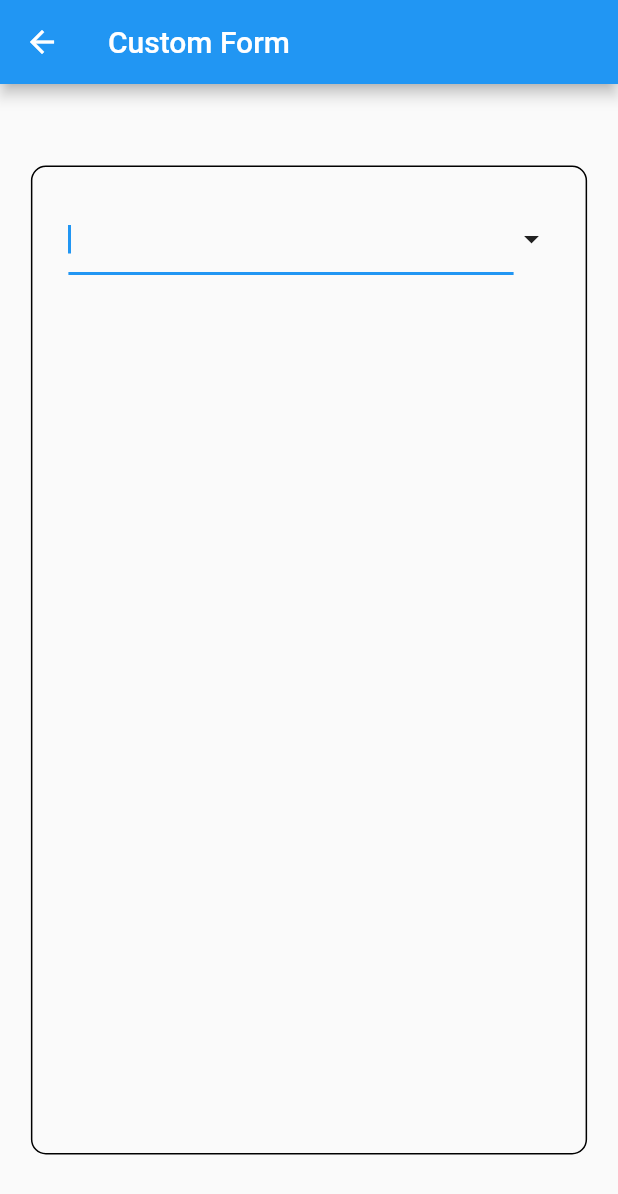
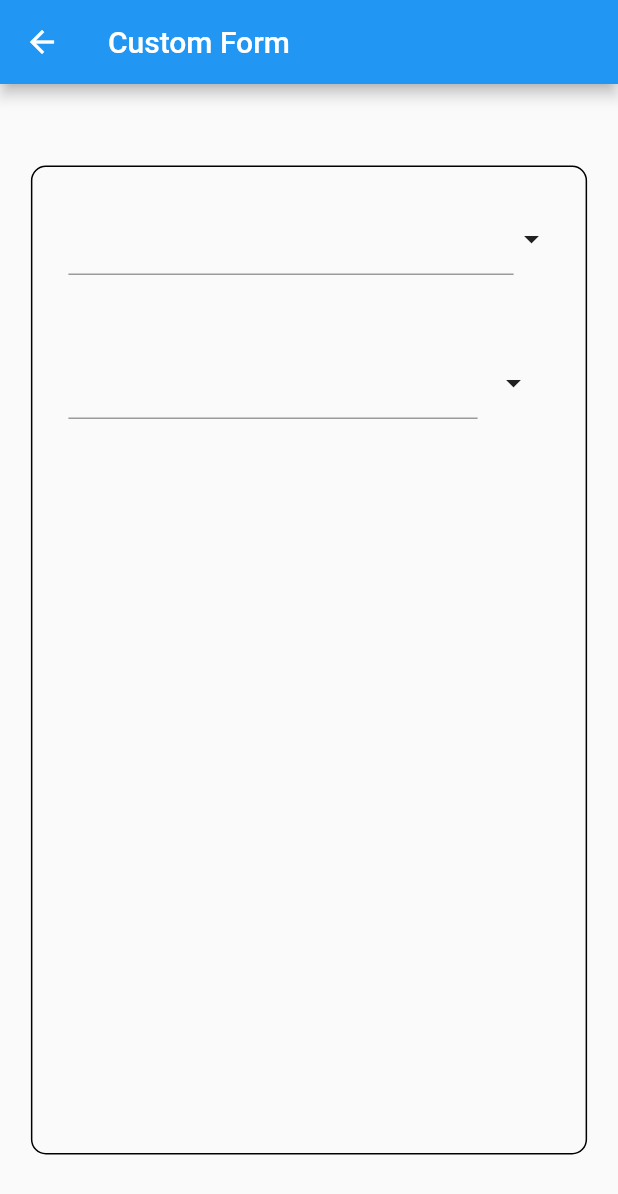
Before and after one commit to furkansoyturk/flutter_custom_components, a Flutter app: the CustomForm screen opened directly, after a tap on the "arrow drop down" icon, on a phone screen of 412 x 824 dp. Shown: the top 1194 px of the screen. Run offline on Flutter 3.47's test engine with Material 2 defaults, Android fonts, the phone set to English and light mode, and no system bars.

Commit message:
form field developing.

```diff
--- a/lib/main.dart
+++ b/lib/main.dart
@@ -16,8 +16,8 @@
       theme: ThemeData(
         primarySwatch: Colors.blue,
       ),
-      home: MyHomePage(title: 'Flutter Demo Home Page'),
-      // home: CustomForm(),
+      // home: MyHomePage(title: 'Flutter Demo Home Page'),
+      home: CustomForm(),
     );
   }
 }
--- a/lib/ui/components/custom_form.dart
+++ b/lib/ui/components/custom_form.dart
@@ -18,12 +18,24 @@
 class _CustomFormState extends State<CustomForm> {
 
   var items = ['Working a lot harder', 'Being a lot smarter', 'Being a self-starter', 'Placed in charge of trading charter'];
+  bool isFilled = true;
 
+  autoSuggest(String value){
+    items = items.map((item)=>item.toUpperCase()).toList();
+    print(value);
 
-  bool isFilled = true;
+    for (int i = 0; i < items.length; i++) {
+      String data = items[i];
+      if (data.toLowerCase().contains(value.toLowerCase())) {
+        print('sonuc $data');
+      } else {
+        // print('tum liste $data');
+      }
+    }
+  }
+
   @override
   Widget build(BuildContext context) {
-
     // TODO: implement build
     return Scaffold(
       appBar: AppBar(
@@ -41,39 +53,12 @@
           ),
           child: Column(
             children: [
-              new Padding(
+              Padding(
                 padding: const EdgeInsets.all(24.0),
-                child: GestureDetector(
-                  onTap: (){
-                    print('tikladiniz');
-                    setState(() {
-                      isFilled = false;
-                    });
-                  },
                 child: new Row(
                   children: <Widget>[
                     Expanded(
-                        child:
-                        isFilled ?
-                        Autocomplete<String>(
-                          optionsBuilder: (TextEditingValue textEditingValue) {
-                            // return onSelectedController(textEditingValue.text);
-                            items = items.map((item)=>item.toUpperCase()).toList();
-
-
-                            if (textEditingValue.text == '') {
-                              return const Iterable<String>.empty();
-                            }
-                            return items.where((String option) {
-                              return option
-                                  .contains(textEditingValue.text.toUpperCase());
-                            });
-                          },
-                          onSelected: (test) {
-                          },
-                        )
-                            :
-                        Autocomplete<String>(
+                      child: Autocomplete<String>(
                         optionsBuilder: (TextEditingValue textEditingValue) {
                           // return onSelectedController(textEditingValue.text);
                           items = items.map((item)=>item.toUpperCase()).toList();
@@ -90,29 +75,41 @@
 
                     ),
                     Icon(Icons.arrow_drop_down),
-                      // new PopupMenuButton<String>(
-                      //   icon: const Icon(Icons.arrow_drop_down),
-                      //   onSelected: (String value) {
-                      //     setState(() {
-                      //
-                      //       deneme = value;
-                      //       onSelectedController(deneme!);
-                      //       showAutoComplete = true;
-                      //
-                      //     });
-                      //
-                      //   },
-                      //   itemBuilder: (BuildContext context) {
-                      //     return items.map<PopupMenuItem<String>>((String value) {
-                      //       return new PopupMenuItem(child: new Text(value), value: value);
-                      //     }).toList();
-                      //   },
-                      // ),
                   ],
                 ),
               ),
+              Padding(
+                padding: const EdgeInsets.all(24.0),
+                child: Row(
+                  children: [
+                    Expanded(
+                      child: TextField(
+                        onTap: (){
+                          // String test = '';
+                          // autoSuggest(test);
+                        },
+                        onChanged: (value) {
+                          setState(() {
+                            autoSuggest(value);
+
+                          });
+
+                        },
+
                       ),
-              // customTextField(),
+                    ),
+                    IconButton(onPressed: (){
+                      String value = '';
+                      autoSuggest(value);
+                    }, icon: Icon(Icons.arrow_drop_down))
+
+
+
+                      // (Icons.arrow_drop_down)),
+
+                  ],
+                ),
+              ),
             ],
           ),
         ),
```
Lines whose indentation alone changed are shown as unchanged.
